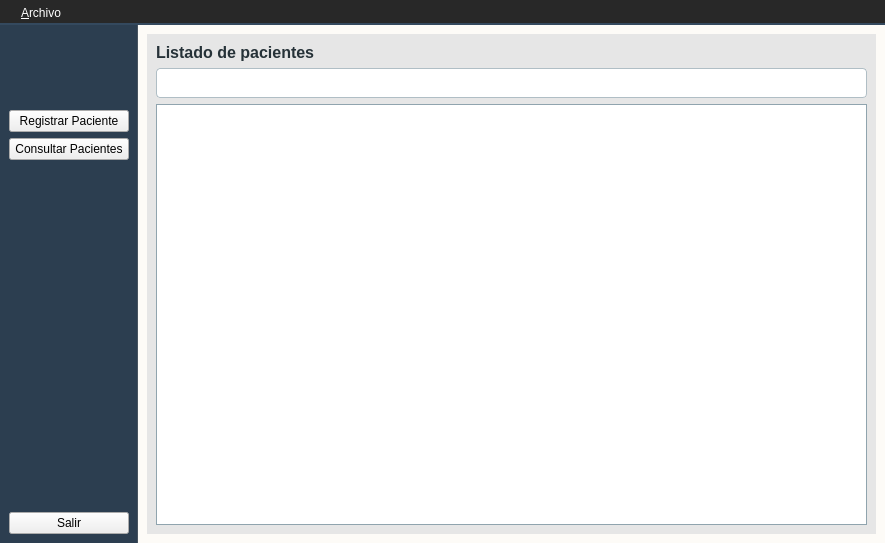
First picture: the form in mainwindow.ui, repository FranciscoLanche05/Proyecto-Bimestre2-Programacion, before the edit.
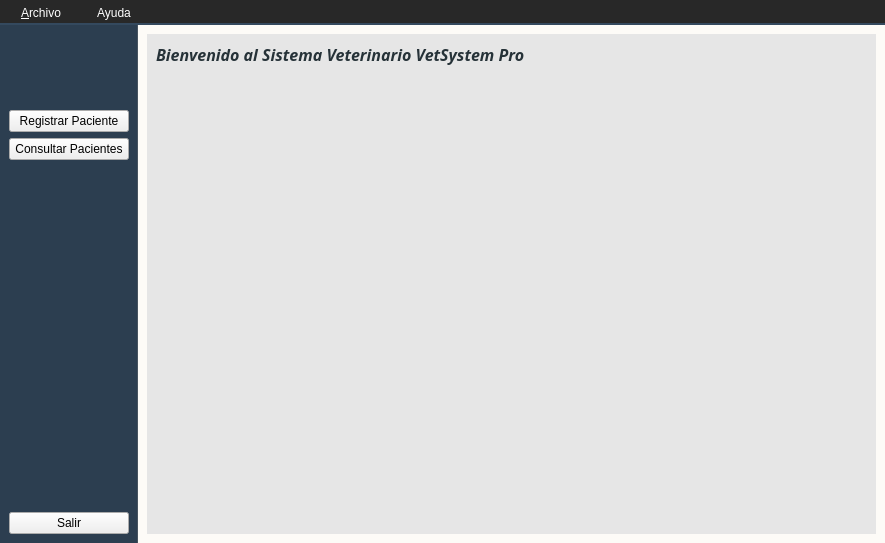
Second picture: the form after the edit. Icons and pictures are not drawn.

Commit message: Buscador en tiempo real, Validaciones (Regex), Menú Contextual y Pantalla de Bienvenida.

```diff
--- a/mainwindow.ui
+++ b/mainwindow.ui
@@ -229,8 +229,31 @@
 }</string>
          </property>
          <property name="currentIndex">
-          <number>1</number>
+          <number>0</number>
          </property>
+         <widget class="QWidget" name="pageBienvenida">
+          <layout class="QFormLayout" name="formLayout_2">
+           <item row="0" column="0" colspan="2">
+            <widget class="QLabel" name="lblBienvenida">
+             <property name="font">
+              <font>
+               <family>Sitka</family>
+               <pointsize>-1</pointsize>
+               <italic>true</italic>
+               <bold>true</bold>
+               <underline>false</underline>
+              </font>
+             </property>
+             <property name="layoutDirection">
+              <enum>Qt::LayoutDirection::LeftToRight</enum>
+             </property>
+             <property name="text">
+              <string>Bienvenido al Sistema Veterinario VetSystem Pro</string>
+             </property>
+            </widget>
+           </item>
+          </layout>
+         </widget>
          <widget class="QWidget" name="pageRegistro">
           <layout class="QFormLayout" name="formLayout">
            <item row="0" column="0">
@@ -339,7 +362,11 @@
             </widget>
            </item>
            <item>
-            <widget class="QLineEdit" name="txtBuscar"/>
+            <widget class="QLineEdit" name="txtBuscar">
+             <property name="placeholderText">
+              <string>Consulta la lista con el nombre de tu mascota  Ej: Firulais</string>
+             </property>
+            </widget>
            </item>
            <item>
             <widget class="QTableView" name="tableView">
@@ -379,9 +406,15 @@
     <property name="title">
      <string>&amp;Archivo</string>
     </property>
-    <addaction name="action_Salir"/>
+   </widget>
+   <widget class="QMenu" name="menuAyuda">
+    <property name="title">
+     <string>Ayuda</string>
+    </property>
+    <addaction name="actionAcerca_de_VetSystem_Pro"/>
    </widget>
    <addaction name="menu_Archivo"/>
+   <addaction name="menuAyuda"/>
   </widget>
   <action name="action_Salir">
    <property name="text">
```
Left out of the diff: 160 changed lines with no effect on the pictures. The commit also changes 2 other files.
